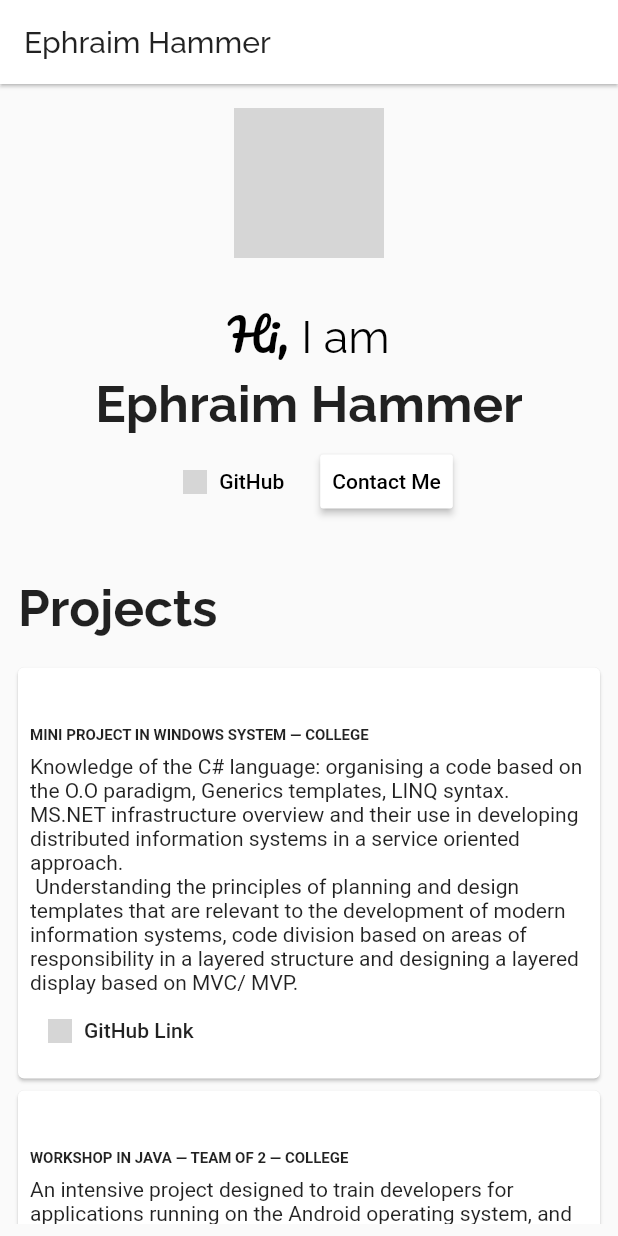
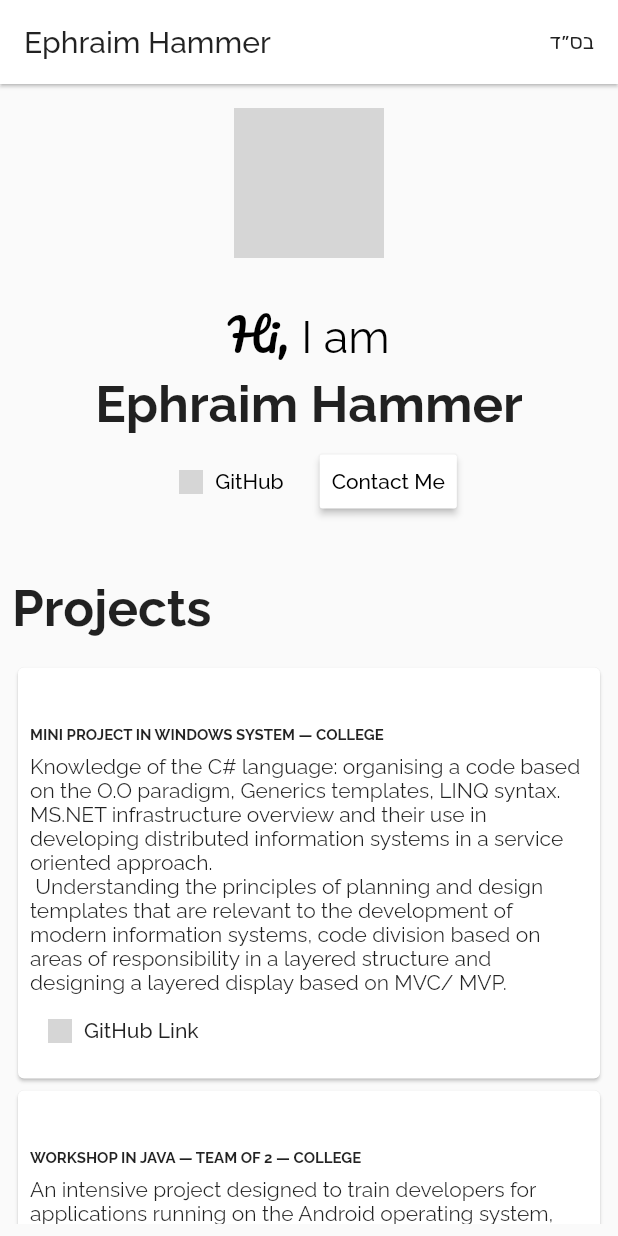
Before and after one commit to ephammer/ephammer, a Flutter app: the screen it shows after launch, on a phone screen of 412 x 824 dp. Run offline on Flutter 3.47's test engine with Material 2 defaults, Android fonts, the phone set to English and light mode, and no system bars; our stand-ins replace google_fonts; missing offline and left inert: dart:html, dart:js; grey boxes are pictures that could not be loaded.

```diff
--- a/lib/main.dart
+++ b/lib/main.dart
@@ -35,6 +35,7 @@ class MyApp extends StatelessWidget {
           onSurface: Colors.black,
           brightness: Brightness.light,
         ),
+        textTheme: GoogleFonts.ralewayTextTheme(Theme.of(context).textTheme)
       ),
       home: MyHomePage(title: 'Ephraim Hammer'),
     );
@@ -63,12 +64,13 @@ class _MyHomePageState extends State<MyHomePage> {
   Widget _getTitleWidget(String title, bool isDesktop, BuildContext context) {
     return Padding(
       padding: EdgeInsets.only(
-          left: (isDesktop) ? (MediaQuery.of(context).size.width) / 4 : 4.0,
+//          left: (isDesktop) ? (MediaQuery.of(context).size.width) / 4 : 4.0,
           bottom: 16.0,
           top: 16.0),
       child: Text(
         title,
         style: GoogleFonts.raleway(fontWeight: FontWeight.bold, fontSize: 34),
+        textAlign: TextAlign.start,
       ),
     );
   }
@@ -83,15 +85,16 @@ class _MyHomePageState extends State<MyHomePage> {
             RichText(
               text: TextSpan(
                   style: GoogleFonts.raleway(
-                    fontSize: 30,color: Theme.of(context).colorScheme.secondary),
+                      fontSize: 30,
+                      color: Theme.of(context).colorScheme.secondary),
                   children: [
-                  TextSpan(text: "Hi, ",style: GoogleFonts.pacifico()),
+                    TextSpan(text: "Hi, ", style: GoogleFonts.pacifico()),
                     TextSpan(text: "I am")
-                ]
-              ),
+                  ]),
             ),
             Text(
               "Ephraim Hammer",
+              textAlign: TextAlign.center,
               style: GoogleFonts.raleway(
                   fontWeight: FontWeight.bold, fontSize: 34),
             ),
@@ -138,7 +141,7 @@ class _MyHomePageState extends State<MyHomePage> {
               shape: BoxShape.circle,
               image: new DecorationImage(
                   fit: BoxFit.cover,
-                  image: new AssetImage('images/profilpic.png')))),
+                  image: new AssetImage('images/profilpic_transparent.png')))),
     );
   }
 
@@ -151,12 +154,16 @@ class _MyHomePageState extends State<MyHomePage> {
     }
   }
 
-  List<Widget> _bodyElements(bool isDesktop) {
+  List<Widget> _bodyPageElements(bool isDesktop) {
     List<Widget> pageElements = [];
 
-    pageElements.add((isDesktop)
-        ? Container(
-            height: MediaQuery.of(context).size.height,
+    pageElements.add(Column(
+          children: [
+            Expanded(
+              child: Container(
+//            padding: EdgeInsets.symmetric(
+//                horizontal: (MediaQuery.of(context).size.width) / 8),
+                  height: MediaQuery.of(context).size.height-100,
                   child: Center(
                     child: Row(
                       children: [
@@ -172,34 +179,47 @@ class _MyHomePageState extends State<MyHomePage> {
                       ],
                     ),
                   ),
+                ),
+            ),
+            Align(
+                alignment:Alignment.bottomCenter,child: BlinkingArrowAnimation()),
+          ],
         )
-        : Column(
-            children: [
-              Center(
-                child: _profilePicWidget(isDesktop),
-              ),
-              _nameWidget(context),
-            ],
-          ));
+    );
 
     // Add Projects
-    pageElements.add(_getTitleWidget("Projects", isDesktop, context));
-    for (var project in Projects().getProjectList()) {
-      pageElements.add(Container(
-          padding: (isDesktop)
-              ? EdgeInsets.symmetric(
-                  horizontal: (MediaQuery.of(context).size.width) / 4)
-              : null,
-          child: project));
-    }
+    pageElements.add(
+        Column(
+          children: [
+            _getTitleWidget("Projects", isDesktop, context),
+            Expanded(
+              child: Container(
+                  padding:EdgeInsets.symmetric(
+                      horizontal: (MediaQuery.of(context).size.width) / 4),
+                  child: ListView(children: Projects().getProjectList(),)),),
+            Align(
+                alignment:Alignment.bottomCenter,child: BlinkingArrowAnimation()),
+          ],
+        )
+    );
+//    for (var project in Projects().getProjectList()) {
+//      pageElements.add(Container(
+//          padding: (isDesktop)
+//              ? EdgeInsets.symmetric(
+//                  horizontal: (MediaQuery.of(context).size.width) / 4)
+//              : null,
+//          child: project));
+//    }
 
-    pageElements.add(_getTitleWidget("Contact", isDesktop, context));
-
-    pageElements.add(Container(
-        padding: (isDesktop)
-            ? EdgeInsets.symmetric(
-                horizontal: (MediaQuery.of(context).size.width) / 4)
-            : null,
+    pageElements.add(
+        Column(
+          crossAxisAlignment: CrossAxisAlignment.center,
+          mainAxisAlignment: MainAxisAlignment.center,
+          children: [
+            _getTitleWidget("Contact", isDesktop, context),
+        Container(
+            padding: EdgeInsets.symmetric(
+                horizontal: (MediaQuery.of(context).size.width) / 4),
             child: ButtonBar(
               alignment: MainAxisAlignment.center,
               mainAxisSize: MainAxisSize.max,
@@ -227,25 +247,110 @@ class _MyHomePageState extends State<MyHomePage> {
                       style:
                       TextStyle(color: Theme.of(context).colorScheme.secondary),
                     )),
+
               ],
-        )));
-
-    pageElements.add(Center(
+            )),
+            Center(
                 child: Text(
                   "by Ephraim Hammer",
                   style: TextStyle(fontSize: 10, color: Colors.black38),
-    )));
+                ))
+          ],
+        )
+    );
 
     return pageElements;
   }
+
+  List<Widget> _bodyElements(bool isDesktop) {
+    List<Widget> pageElements = [];
+
+    pageElements.add(Column(
+      children: [
+        Center(
+          child: _profilePicWidget(isDesktop),
+        ),
+        _nameWidget(context),
+      ],
+    ));
+
+    // Add Projects
+    pageElements.add(_getTitleWidget("Projects", isDesktop, context));
+
+    for (var project in Projects().getProjectList()) {
+      pageElements.add(project);
+    }
+
+    pageElements.add(
+        Column(
+          crossAxisAlignment: CrossAxisAlignment.center,
+          mainAxisAlignment: MainAxisAlignment.center,
+          children: [
+            _getTitleWidget("Contact", isDesktop, context),
+            ButtonBar(
+              alignment: MainAxisAlignment.center,
+              mainAxisSize: MainAxisSize.max,
+              children: [
+                FlatButton(
+                  onPressed: () {
+                    sendEmail();
+                  },
+                  child: Text("Email",
+                      style: TextStyle(
+                          color: Theme.of(context).colorScheme.secondary)),
+                ),
+                FlatButton.icon(
+                    onPressed: () {
+                      js.context
+                          .callMethod("open", ["https://github.com/ephammer/"]);
+                    },
+                    icon: Image.asset(
+                      'images/GitHub-Mark/PNG/GitHub-Mark-120px-plus.png',
+                      height: 16,
+                      width: 16,
+                    ),
+                    label: Text(
+                      'GitHub',
+                      style:
+                      TextStyle(color: Theme.of(context).colorScheme.secondary),
+                    )),
+
+              ],
+            ),
+            Center(
+                child: Text(
+                  "by Ephraim Hammer",
+                  style: TextStyle(fontSize: 10, color: Colors.black38),
+                ))
+          ],
+        )
+    );
+
+    return pageElements;
+  }
+
 
   Widget _body(bool isDesktop, BuildContext context) {
     return Padding(
       padding: const EdgeInsets.all(8.0),
       child: ListView(
+        physics: BouncingScrollPhysics(),
         children: _bodyElements(isDesktop),
       ),
     );
+  }
+
+  Widget _bodyPage(bool isDesktop, BuildContext context){
+
+    return PageView.builder(
+      physics: BouncingScrollPhysics(),
+      scrollDirection: Axis.vertical,
+        itemCount: _bodyPageElements(isDesktop).length,
+        itemBuilder: (BuildContext context, int itemIndex) {
+          return _bodyPageElements(isDesktop)[itemIndex];
+        },
+    );
+
   }
 
   @override
@@ -267,7 +372,11 @@ class _MyHomePageState extends State<MyHomePage> {
           style: GoogleFonts.raleway(),
         ),
         elevation: 1,
-//        actions: [
+        actions: [
+          Center(child: Padding(
+            padding: const EdgeInsets.all(16.0),
+            child: Text("בס״ד",textAlign: TextAlign.center,style: GoogleFonts.rubik(),),
+          ))
 //          FlatButton(
 //            onPressed: () {},
 //            child: Text("Home"),
@@ -280,9 +389,9 @@ class _MyHomePageState extends State<MyHomePage> {
 //            onPressed: () {},
 //            child: Text("Projects"),
 //          ),
-//        ],
+        ],
       ),
-      body: _body(isDesktop, context),
+      body: (isDesktop)? _bodyPage(isDesktop, context):_body(isDesktop, context),
 //      Container(
 //        decoration: BoxDecoration(
 //          image: DecorationImage(
@@ -416,3 +525,63 @@ class _MyHomePageState extends State<MyHomePage> {
     );
   }
 }
+
+class BlinkingArrowAnimation extends StatefulWidget {
+  @override
+  _BlinkingAnimationState createState() => _BlinkingAnimationState();
+}
+
+class _BlinkingAnimationState extends State<BlinkingArrowAnimation>
+    with SingleTickerProviderStateMixin {
+  AnimationController _animationController;
+
+  @override
+  void initState() {
+    _animationController =
+    new AnimationController(vsync: this, duration: Duration(seconds: 2));
+    _animationController.repeat(reverse: true);
+    super.initState();
+  }
+
+  @override
+  Widget build(BuildContext context) {
+    return FadeTransition(
+      opacity: _animationController,
+      child: Icon(Icons.keyboard_arrow_down)
+    );
+  }
+
+  @override
+  void dispose() {
+    _animationController.dispose();
+    super.dispose();
+  }
+}
+
+class PageViewDemo extends StatefulWidget {
+  @override
+  _PageViewDemoState createState() => _PageViewDemoState();
+}
+
+class _PageViewDemoState extends State<PageViewDemo> {
+  PageController _controller = PageController(
+    initialPage: 0,
+  );
+
+  @override
+  void dispose() {
+    _controller.dispose();
+    super.dispose();
+  }
+
+  @override
+  Widget build(BuildContext context) {
+    return PageView(
+      scrollDirection: Axis.vertical,
+      controller: _controller,
+      children: [
+
+      ],
+    );
+  }
+}
--- a/pubspec.yaml
+++ b/pubspec.yaml
@@ -46,6 +46,7 @@ assets:
   - assets/
 #  - assets/profilpic.png
   - images/profilpic.png
+  - images/profilpic_transparent.png
 fonts:
   - family: Gilberto
     fonts:
```
Lines whose indentation alone changed are shown as unchanged.
